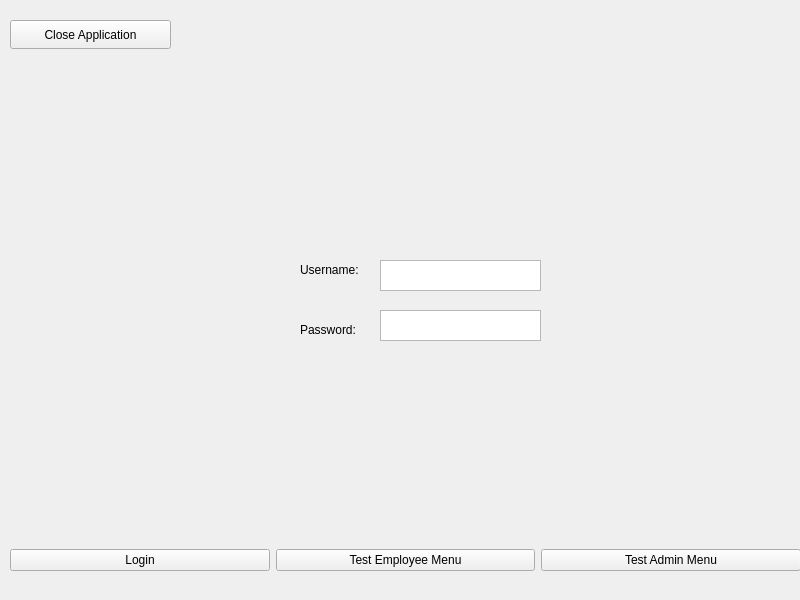
First picture: the form in mainwindow.ui, repository Decycle/CS008Project1, before the edit.
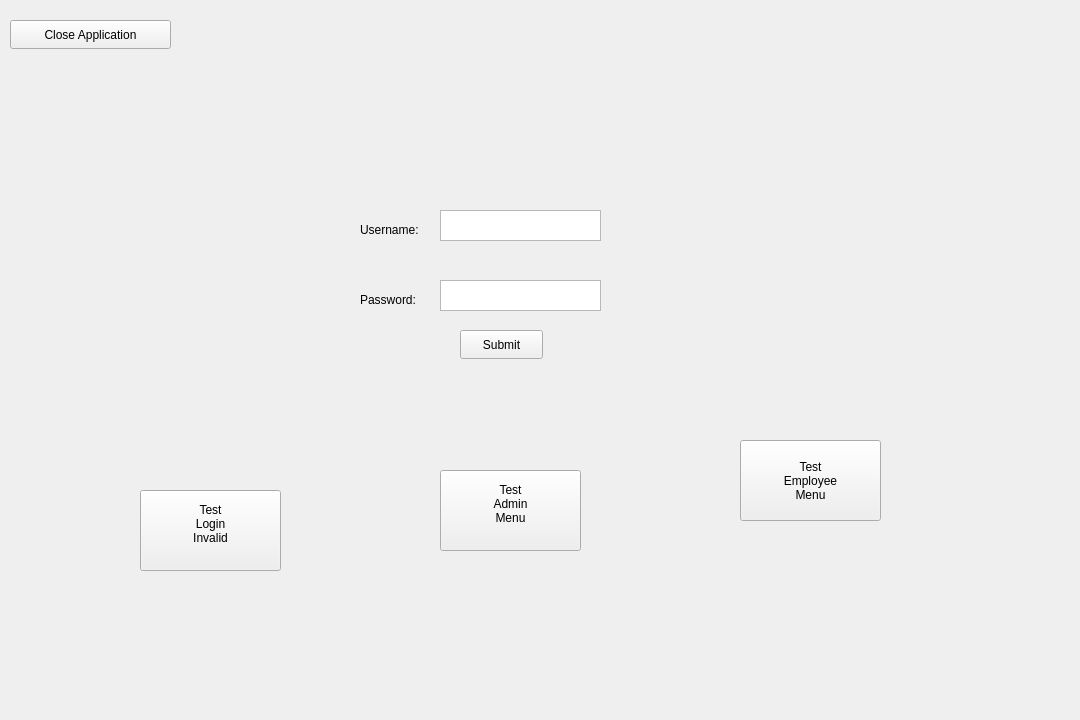
Second picture: the form after the edit.

Patch:
```diff
--- a/mainwindow.ui
+++ b/mainwindow.ui
@@ -6,8 +6,8 @@
    <rect>
     <x>0</x>
     <y>0</y>
-    <width>800</width>
-    <height>600</height>
+    <width>1080</width>
+    <height>720</height>
    </rect>
   </property>
   <property name="windowTitle">
@@ -19,13 +19,10 @@
      <rect>
       <x>0</x>
       <y>0</y>
-      <width>801</width>
-      <height>591</height>
+      <width>1080</width>
+      <height>720</height>
      </rect>
     </property>
-    <property name="styleSheet">
-     <string notr="true"/>
-    </property>
     <widget class="QWidget" name="Login">
      <widget class="QPushButton" name="CloseButton">
       <property name="geometry">
@@ -43,8 +40,8 @@
      <widget class="QTextEdit" name="UsernameInput">
       <property name="geometry">
        <rect>
-        <x>380</x>
-        <y>260</y>
+        <x>440</x>
+        <y>210</y>
         <width>161</width>
         <height>31</height>
        </rect>
@@ -53,8 +50,8 @@
      <widget class="QTextEdit" name="PasswordInput">
       <property name="geometry">
        <rect>
-        <x>380</x>
-        <y>310</y>
+        <x>440</x>
+        <y>280</y>
         <width>161</width>
         <height>31</height>
        </rect>
@@ -63,8 +60,8 @@
      <widget class="QLabel" name="UsernameLabel">
       <property name="geometry">
        <rect>
-        <x>300</x>
-        <y>260</y>
+        <x>360</x>
+        <y>220</y>
         <width>81</width>
         <height>20</height>
        </rect>
@@ -76,8 +73,8 @@
      <widget class="QLabel" name="PasswordLabel">
       <property name="geometry">
        <rect>
-        <x>300</x>
-        <y>320</y>
+        <x>360</x>
+        <y>290</y>
         <width>81</width>
         <height>20</height>
        </rect>
@@ -86,38 +83,65 @@
        <string>Password:</string>
       </property>
      </widget>
-     <widget class="QWidget" name="horizontalLayoutWidget">
+     <widget class="QPushButton" name="TestInvalidButton">
       <property name="geometry">
        <rect>
-        <x>10</x>
-        <y>520</y>
-        <width>791</width>
-        <height>80</height>
+        <x>140</x>
+        <y>490</y>
+        <width>141</width>
+        <height>81</height>
        </rect>
       </property>
-      <layout class="QHBoxLayout" name="horizontalLayout">
-       <item>
-        <widget class="QPushButton" name="LoginButton">
-         <property name="text">
-          <string>Login</string>
-         </property>
-        </widget>
-       </item>
-       <item>
-        <widget class="QPushButton" name="TestEmployeeButton">
-         <property name="text">
-          <string>Test Employee Menu</string>
-         </property>
-        </widget>
-       </item>
-       <item>
-        <widget class="QPushButton" name="TestAdminButton">
-         <property name="text">
-          <string>Test Admin Menu</string>
-         </property>
-        </widget>
-       </item>
-      </layout>
+      <property name="text">
+       <string>Test
+Login
+Invalid
+</string>
+      </property>
+     </widget>
+     <widget class="QPushButton" name="TestAdminButton">
+      <property name="geometry">
+       <rect>
+        <x>440</x>
+        <y>470</y>
+        <width>141</width>
+        <height>81</height>
+       </rect>
+      </property>
+      <property name="text">
+       <string>Test
+Admin
+Menu
+</string>
+      </property>
+     </widget>
+     <widget class="QPushButton" name="TestEmployeeButton">
+      <property name="geometry">
+       <rect>
+        <x>740</x>
+        <y>440</y>
+        <width>141</width>
+        <height>81</height>
+       </rect>
+      </property>
+      <property name="text">
+       <string>Test
+Employee
+Menu</string>
+      </property>
+     </widget>
+     <widget class="QPushButton" name="SubmitButton">
+      <property name="geometry">
+       <rect>
+        <x>460</x>
+        <y>330</y>
+        <width>83</width>
+        <height>29</height>
+       </rect>
+      </property>
+      <property name="text">
+       <string>Submit</string>
+      </property>
      </widget>
     </widget>
    </widget>
```
